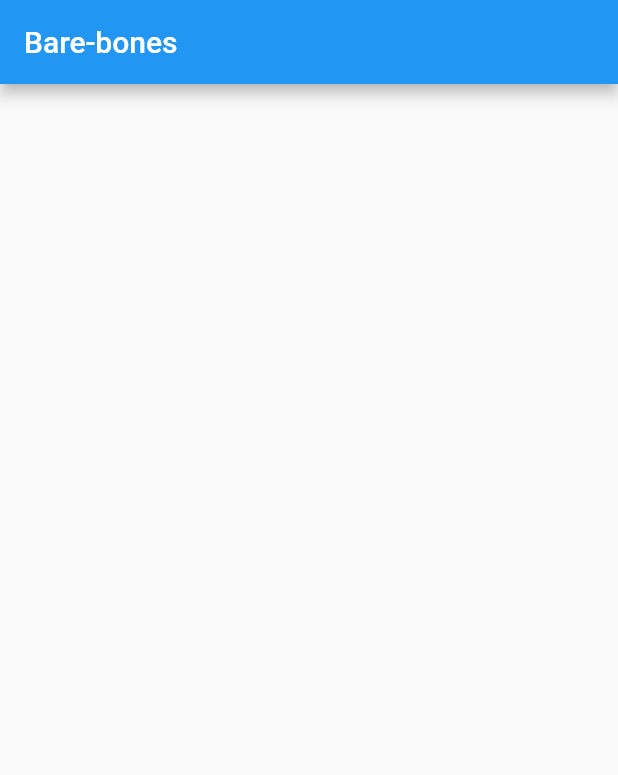
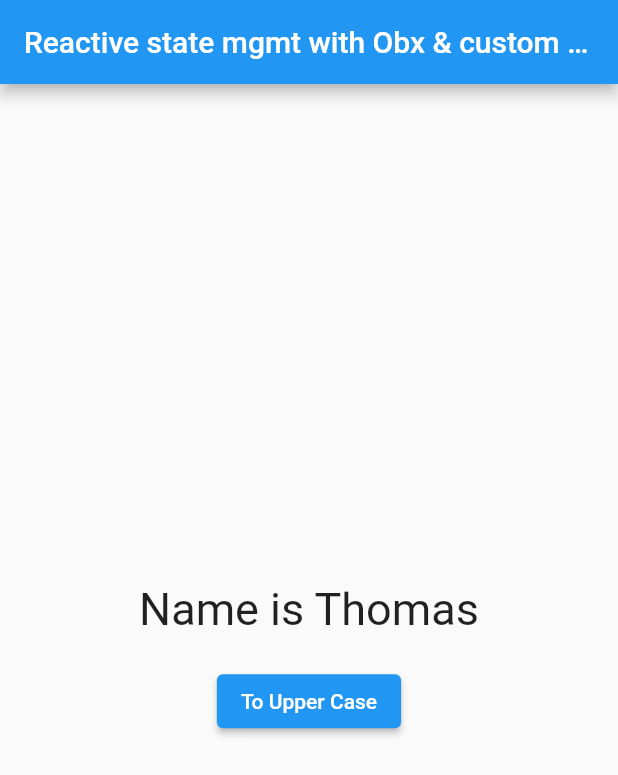
Before and after one commit to abhishek-toppersnotes/learning-getx, a Flutter app: the screen it shows after launch, on a phone screen of 412 x 824 dp. Shown: the top 775 px of the screen. Run offline on Flutter 3.47's test engine with Material 2 defaults, Android fonts, the phone set to English and light mode, and no system bars; our stand-ins replace get.

Commit message:
Reactive state mgmt with Obx & custom model class

```diff
--- a/lib/main.dart
+++ b/lib/main.dart
@@ -1,4 +1,8 @@
+// ignore_for_file: prefer_const_constructors
+
 import 'package:flutter/material.dart';
+import 'package:get/get.dart';
+import 'package:getx1/student.dart';
 
 void main() {
   runApp(const MyApp());
@@ -7,7 +11,14 @@ void main() {
 class MyApp extends StatelessWidget {
   const MyApp({Key? key}) : super(key: key);
 
-  static const String title = "Bare-bones";
+  // If we have define each individual elements as observable (obs)
+  // static final Student student = Student();
+
+  // If we want to define the whole class as observable
+  static final Rx<Student> student = Student(age: 26, name: "Thomas").obs;
+
+  static const String title =
+      "Reactive state mgmt with Obx & custom model class";
 
   @override
   Widget build(BuildContext context) {
@@ -18,6 +29,41 @@ class MyApp extends StatelessWidget {
         appBar: AppBar(
           title: const Text(title),
         ),
+        body: Center(
+          child: Column(
+            mainAxisSize: MainAxisSize.min,
+            children: [
+              Obx(() {
+                return Text(
+                  // If we have define each individual elements as observable (obs)
+                  // "Name is ${student.name.value}",
+
+                  // If we have defined the whole class as observable (obs)
+                  "Name is ${student.value.name}",
+                  style: TextStyle(
+                    fontSize: 30,
+                  ),
+                );
+              }),
+              SizedBox(height: 20),
+              ElevatedButton(
+                onPressed: () {
+                  // If we have define each individual elements as observable (obs)
+                  // student.name.value = student.name.value.toUpperCase();
+
+                  // If we have defined the whole class as observable (obs)
+                  // student.value.name = student.value.name.toUpperCase();
+                  student.update((val) {
+                    if (val != null) {
+                      val.name = val.name.toUpperCase();
+                    }
+                  });
+                },
+                child: Text("To Upper Case"),
+              ),
+            ],
+          ),
+        ),
       ),
     );
   }
--- /dev/null
+++ b/lib/student.dart
@@ -0,0 +1,19 @@
+import 'package:get/get.dart';
+
+// To define a whole class as reactive (Rx), we can either describe each
+// member as observable (obs)
+// class Student {
+//   RxString name = "Tom".obs;
+//   RxInt age = 25.obs;
+// }
+
+// or we can have the whole class as observable (obs) while initializing it
+class Student {
+  Student({
+    required this.name,
+    required this.age,
+  });
+
+  String name;
+  int age;
+}
```
